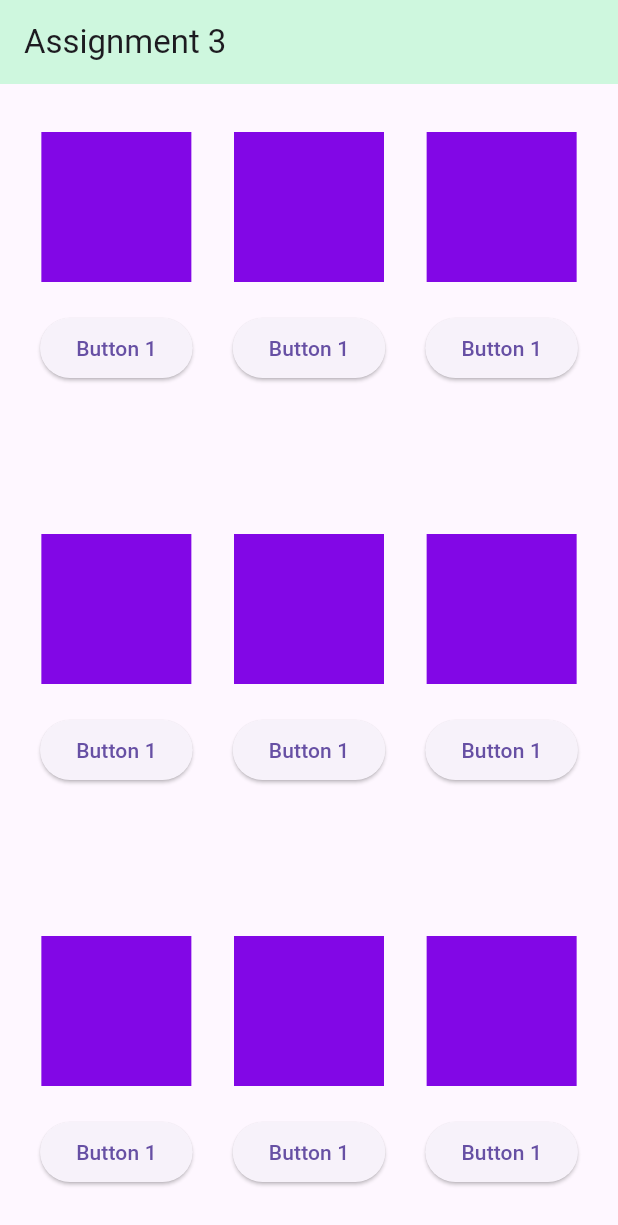
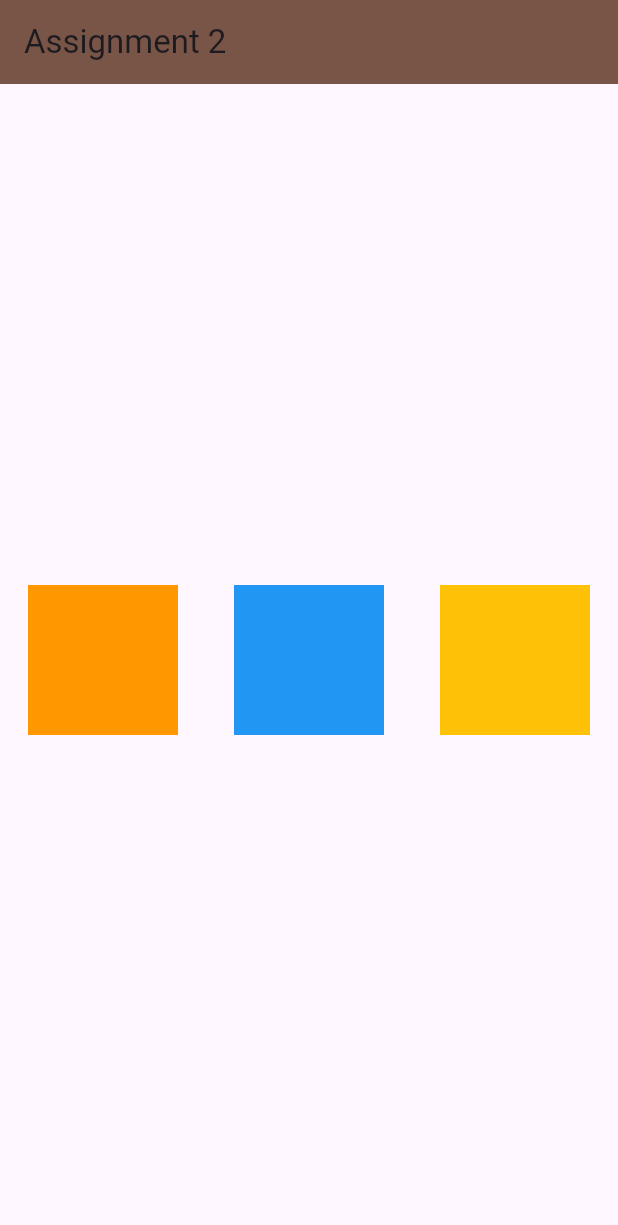
Before and after one commit to Burg-Flutter/assignment1, a Flutter app: the screen it shows after launch, on a phone screen of 412 x 824 dp. Shown: the top 1225 px of the screen. Run offline on Flutter 3.47's test engine with Material 3 defaults, Android fonts, the phone set to English and light mode, and no system bars.

Commit message:
folder structuring...

```diff
--- a/lib/assignment2.dart
+++ b/lib/assignment1.dart
@@ -1,11 +1,9 @@
 import 'package:flutter/material.dart';
 
-void main(){
-  runApp(const assignment2());
-}
 
-class assignment2 extends StatelessWidget{
-  const assignment2({super.key});
+
+class assignment1 extends StatelessWidget{
+  const assignment1({super.key});
 
   Widget build(BuildContext context){
     return Scaffold(
--- a/lib/main.dart
+++ b/lib/main.dart
@@ -1,6 +1,4 @@
-import 'package:assignment1/assignment2.dart';
-import 'package:assignment1/assignment3.dart';
-import 'package:assignment1/practice.dart';
+import 'package:assignment1/assignment1.dart';
 import 'package:flutter/material.dart';
 
 void main() {
@@ -11,33 +9,10 @@ class MainApp extends StatelessWidget {
   const MainApp({super.key});
 
   @override
-  // Widget build(BuildContext context) {
-  //   return MaterialApp(
-  //     home: Scaffold(
-  //       appBar: AppBar(
-  //         title: const Text('Core2Web')),
-  //       body: const Center(
-  //         child: Text('Core2Web!'),
-  //       ),
-  //     ),
-  //   );
-  // }
-
-//    Widget build(BuildContext context) {
-//     return const MaterialApp(
-//       home: assignment2(),
-//     );
-// }
-
-//   Widget build(BuildContext context) {
-//     return const MaterialApp(
-//       home: assignment3(),
-//     );
-// }
-
   Widget build(BuildContext context) {
     return const MaterialApp(
-      home: practice(),
+      home: assignment1(),
     );
+  }
+
 }
-}
--- a/lib/practice.dart
+++ /dev/null
@@ -1,142 +0,0 @@
-import 'package:flutter/material.dart';
-
-void main() {
-  runApp(const practice());
-}
-
-class practice extends StatelessWidget {
-  const practice({super.key});
-
-  Widget build(BuildContext cont) {
-    return Scaffold(
-      appBar: AppBar(
-        backgroundColor: const Color.fromARGB(48, 0, 247, 78),
-        title: const Text('Assignment 3'),
-      ),
-      body: SizedBox(
-        height: double.infinity,
-        child: Row(
-          mainAxisAlignment: MainAxisAlignment.spaceEvenly,
-          children: [
-            Column(
-              mainAxisAlignment: MainAxisAlignment.center,
-              children: [
-                Container(
-                  height: 100,
-                  width: 100,
-                  color: const Color.fromARGB(255, 130, 7, 230),
-                ),
-                const SizedBox(
-                  height: 20,
-                ),
-                ElevatedButton(onPressed: () {}, child: const Text("Button 1")),
-                const SizedBox(
-                  height: 100,
-
-                ),
-                Container(
-                  height: 100,
-                  width: 100,
-                  color: const Color.fromARGB(255, 130, 7, 230),
-                ),
-                const SizedBox(
-                  height: 20,
-                ),
-                ElevatedButton(onPressed: () {}, child: const Text("Button 1")),
-                const SizedBox(
-                  height: 100,
-                ),
-                Container(
-                  height: 100,
-                  width: 100,
-                  color: const Color.fromARGB(255, 130, 7, 230),
-                ),
-                const SizedBox(
-                  height: 20,
-                ),
-                ElevatedButton(onPressed: () {}, child: const Text("Button 1")),
-              ],
-            ),
-            Column(
-              mainAxisAlignment: MainAxisAlignment.center,
-              children: [
-               Container(
-                  height: 100,
-                  width: 100,
-                  color: const Color.fromARGB(255, 130, 7, 230),
-                ),
-                const SizedBox(
-                  height: 20,
-                ),
-                ElevatedButton(onPressed: () {}, child: const Text("Button 1")),
-                const SizedBox(
-                  height: 100,
-                ),
-                Container(
-                  height: 100,
-                  width: 100,
-                  color: const Color.fromARGB(255, 130, 7, 230),
-                ),
-                const SizedBox(
-                  height: 20,
-                ),
-                ElevatedButton(onPressed: () {}, child: const Text("Button 1")),
-                const SizedBox(
-                  height: 100,
-                ),
-                Container(
-                  height: 100,
-                  width: 100,
-                  color: const Color.fromARGB(255, 130, 7, 230),
-                ),
-                const SizedBox(
-                  height: 20,
-                ),
-                ElevatedButton(onPressed: () {}, child: const Text("Button 1")),
-              ],
-            ),
-
-            Column(
-              mainAxisAlignment: MainAxisAlignment.center,
-              children: [
-                Container(
-                  height: 100,
-                  width: 100,
-                  color: const Color.fromARGB(255, 130, 7, 230),
-                ),
-                const SizedBox(
-                  height: 20,
-                ),
-                ElevatedButton(onPressed: () {}, child: const Text("Button 1")),
-                const SizedBox(
-                  height: 100,
-                ),
-                Container(
-                  height: 100,
-                  width: 100,
-                  color: const Color.fromARGB(255, 130, 7, 230),
-                ),
-                const SizedBox(
-                  height: 20,
-                ),
-                ElevatedButton(onPressed: () {}, child: const Text("Button 1")),
-                const SizedBox(
-                  height: 100,
-                ),
-                Container(
-                  height: 100,
-                  width: 100,
-                  color: const Color.fromARGB(255, 130, 7, 230),
-                ),
-                const SizedBox(
-                  height: 20,
-                ),
-                ElevatedButton(onPressed: () {}, child: const Text("Button 1")),
-              ],
-            ),
-          ],
-        ),
-      ),
-    );
-  }
-}
```
Also changed, not shown: lib/assignment3.dart (deleted, +0 -67 lines).
